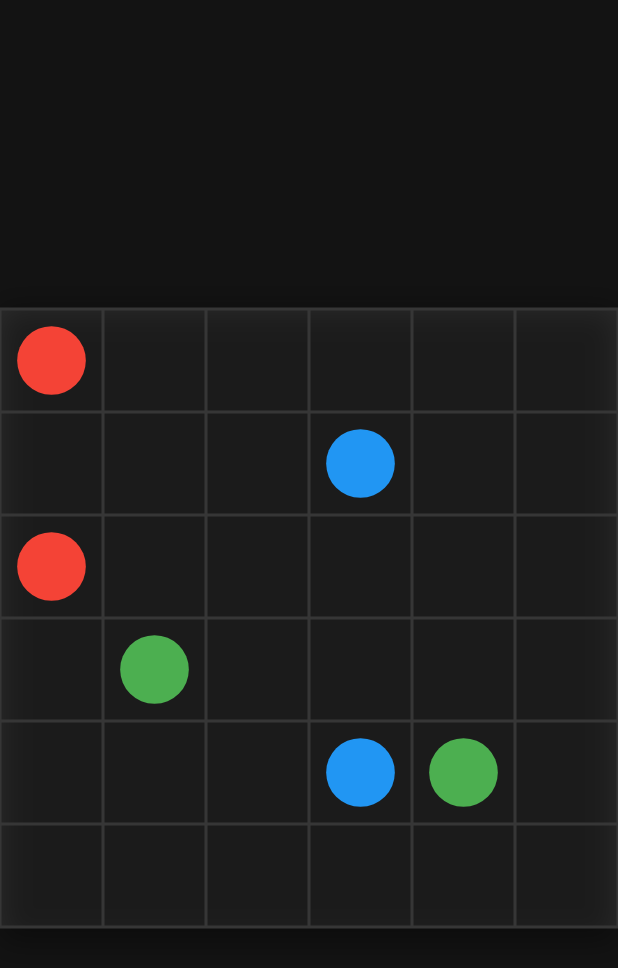
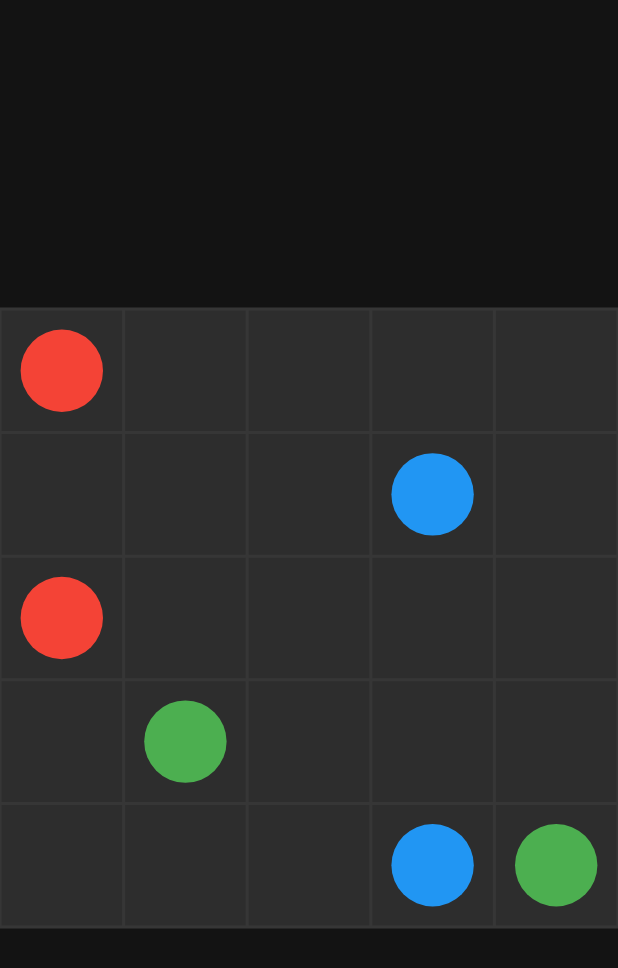
Before and after one commit to developeresat33/bilsem_up_game, a Flutter app: the GameScreen screen opened directly, on a phone screen of 412 x 824 dp. Shown: the top 968 px of the screen. Run offline on Flutter 3.47's test engine with Material 3 defaults, Android fonts, the phone set to English and light mode, and no system bars; drawn by our look-alikes of animated_background; our stand-ins replace get, stop_watch_timer; missing offline and left inert: flame, flame_audio.

Commit message:
28.01.2025

```diff
--- a/lib/pages/dot_connect.dart
+++ b/lib/pages/dot_connect.dart
@@ -1,3 +1,6 @@
+import 'dart:async';
+
+import 'package:animated_background/animated_background.dart';
 import 'package:flame_audio/flame_audio.dart';
 import 'package:flutter/material.dart';
 
@@ -8,7 +11,7 @@ class GameScreen extends StatefulWidget {
   State<GameScreen> createState() => _GameScreenState();
 }
 
-class _GameScreenState extends State<GameScreen> {
+class _GameScreenState extends State<GameScreen> with TickerProviderStateMixin {
   int gridSize = 5; // 5x5 grid
   late List<List<Color?>> gridColors; // 2D Grid Colors
   late List<dynamic> points; // Points from JSON
@@ -17,14 +20,17 @@ class _GameScreenState extends State<GameScreen> {
   Offset? startPoint; // Starting point of the current line
   List<Offset> currentPath = []; // Stores the current drawing path
   Map<Color, List<Offset>> completedPaths = {}; // Stores completed paths
-  // Example JSON Level Data
+
+  late AnimationController _glowAnimationController;
+  late AnimationController _animationController;
+  List<Offset>? animatedPoints; // The two points to animate
 
   @override
   void initState() {
     super.initState();
     levelData = {
       "level": 1,
-      "gridSize": 6,
+      "gridSize": 5,
       "points": [
         {"x": 0, "y": 0, "color": "red"},
         {"x": 2, "y": 0, "color": "red"},
@@ -34,10 +40,24 @@ class _GameScreenState extends State<GameScreen> {
         {"x": 4, "y": 4, "color": "green"}
       ]
     };
+
+    // Initialize Animation Controller
+    _animationController = AnimationController(
+      vsync: this,
+      duration: const Duration(milliseconds: 200),
+    )..addListener(() {
+        setState(() {});
+      });
+
+    _glowAnimationController = AnimationController(
+      vsync: this,
+      duration: const Duration(milliseconds: 1500),
+    )..repeat(reverse: true);
+
     _initializeGameFromJson();
   }
 
-  void _initializeGameFromJson() {
+  void _initializeGameFromJson() async {
     completedPaths = {};
     gridSize = levelData["gridSize"];
     points = levelData["points"];
@@ -48,12 +68,21 @@ class _GameScreenState extends State<GameScreen> {
     gridColors =
         List.generate(gridSize, (_) => List.generate(gridSize, (_) => null));
 
+    animatedPoints = [];
     for (var point in points) {
       int x = point["x"];
       int y = point["y"];
       String colorName = point["color"];
       gridColors[x][y] = _getColorFromName(colorName);
+
+      animatedPoints!.add(Offset(x.toDouble(), y.toDouble()));
     }
+
+    _animationController.forward(from: 0);
+
+    await Future.delayed(const Duration(milliseconds: 300));
+
+    await _animationController.reverse();
 
     setState(() {});
   }
@@ -78,13 +107,11 @@ class _GameScreenState extends State<GameScreen> {
   }
 
   bool _isGameCompleted() {
-    // Tamamlanan yollar tüm noktaları bağlamalı
     for (var point in points) {
       final color = _getColorFromName(point['color']);
       final x = point['x'];
       final y = point['y'];
 
-      // Eğer bu renk için yol yoksa veya bu nokta visited değilse oyun tamamlanmamış
       if (!completedPaths.containsKey(color) ||
           !completedPaths[color]!
               .contains(Offset(x.toDouble(), y.toDouble()))) {
@@ -99,21 +126,19 @@ class _GameScreenState extends State<GameScreen> {
         .clamp(0, gridSize - 1);
     int y = (localPosition.dx ~/ (MediaQuery.of(context).size.width / gridSize))
         .clamp(0, gridSize - 1);
+
     setState(() {
       if (gridColors[x][y] != null) {
         final color = gridColors[x][y];
 
-      // Eğer bu renk zaten tamamlanmışsa, mevcut yolu temizle
         if (completedPaths.containsKey(color)) {
-        _resetPathForColor(color!); // Bu renk grubunu temizle
+          _resetPathForColor(color!);
         }
 
         startPoint = Offset(x.toDouble(), y.toDouble());
         currentPath.add(startPoint!);
       }
     });
-    // Eğer bir nokta başlangıç noktasıysa, işlemi başlat
-
   }
 
   void _handleTouchUpdate(Offset localPosition) {
@@ -126,82 +151,101 @@ void _handleTouchUpdate(Offset localPosition) {
 
     Offset newPoint = Offset(x.toDouble(), y.toDouble());
 
-  // Eğer yeni nokta zaten ziyaret edilmişse veya başka bir renk noktasına temas ediyorsa
     if (visited[x][y] ||
         (gridColors[x][y] != null &&
             gridColors[x][y] !=
                 gridColors[startPoint!.dx.toInt()][startPoint!.dy.toInt()])) {
-    return; // Geçerli bir hareket değil, ekleme yapma
+      return;
     }
 
-  // Eğer geri dönme durumu varsa
-  if (currentPath.length > 1 && newPoint == currentPath[currentPath.length - 2]) {
-    currentPath.removeLast(); // Son eklenen noktayı sil
+    if (currentPath.length > 1 &&
+        newPoint == currentPath[currentPath.length - 2]) {
+      currentPath.removeLast();
       setState(() {});
       return;
     }
 
-  // Sadece yukarı, aşağı, sağ, sol hareketlere izin ver
     if ((newPoint.dx == currentPath.last.dx &&
             (newPoint.dy - currentPath.last.dy).abs() == 1) ||
         (newPoint.dy == currentPath.last.dy &&
             (newPoint.dx - currentPath.last.dx).abs() == 1)) {
       if (!currentPath.contains(newPoint)) {
-      currentPath.add(newPoint); // Yeni noktayı ekle
+        currentPath.add(newPoint);
         setState(() {});
       }
     }
   }
 
-
   void _handleTouchEnd() async {
     if (startPoint != null && currentPath.isNotEmpty) {
       Offset lastPoint = currentPath.last;
 
-      // Renk eşleşmesi kontrolü
       if (gridColors[lastPoint.dx.toInt()][lastPoint.dy.toInt()] ==
           gridColors[startPoint!.dx.toInt()][startPoint!.dy.toInt()]) {
         final color =
             gridColors[startPoint!.dx.toInt()][startPoint!.dy.toInt()]!;
         completedPaths[color] = List.from(currentPath);
 
-        // Yolu işaretle
         for (var point in currentPath) {
           visited[point.dx.toInt()][point.dy.toInt()] = true;
         }
+
+        animatedPoints = [startPoint!, lastPoint];
+        _animationController.forward(from: 0);
+        await Future.delayed(const Duration(milliseconds: 100));
+        await _animationController.reverse();
+
         await FlameAudio.play('sound/connect.mp3', volume: 0.8);
       }
     }
 
-    // Sıfırla
     startPoint = null;
     currentPath.clear();
     setState(() {});
   }
 
-  /// Belirli bir renk grubunun yolunu temizler
   void _resetPathForColor(Color color) {
     if (!completedPaths.containsKey(color)) return;
 
-    // Bu renk için tamamlanan yol
     final path = completedPaths[color]!;
     for (var point in path) {
-      visited[point.dx.toInt()][point.dy.toInt()] =
-          false; // İşaretlemeyi kaldır
+      visited[point.dx.toInt()][point.dy.toInt()] = false;
     }
 
-    completedPaths.remove(color); // Tamamlanan yolu sil
+    completedPaths.remove(color);
     setState(() {});
+  }
+
+  @override
+  void dispose() {
+    _animationController.dispose();
+    _glowAnimationController.dispose();
+    super.dispose();
   }
 
   @override
   Widget build(BuildContext context) {
     double gridSizePx = MediaQuery.of(context).size.width / gridSize;
-
+    final glowOpacity =
+        Tween<double>(begin: 0.5, end: 1.0).animate(_glowAnimationController);
     return SafeArea(
         child: Scaffold(
-        backgroundColor: Color.fromARGB(255, 19, 19, 19),
-        body: Stack(
+      backgroundColor: const Color.fromARGB(255, 19, 19, 19),
+      body: AnimatedBackground(
+        vsync: this,
+        behaviour: RandomParticleBehaviour(
+            options: ParticleOptions(
+                image: Image.asset(
+                  'assets/img/space.png',
+                ),
+                particleCount: 30,
+                spawnOpacity: 0.1,
+                spawnMaxSpeed: 50,
+                spawnMaxRadius: 20,
+                spawnMinSpeed: 15,
+                baseColor: Colors.white),
+            paint: Paint()),
+        child: Stack(
           children: [
             Column(
               mainAxisAlignment: MainAxisAlignment.center,
@@ -225,19 +269,21 @@ void _handleTouchUpdate(Offset localPosition) {
                         completedPaths: completedPaths,
                         currentPath: currentPath,
                         gridSizePx: gridSizePx,
-                    ),
+                        animatedPoints: animatedPoints,
+                        scale: _animationController.value,
+                        glowOpacity: glowOpacity),
                   ),
                 ),
               ],
             ),
-            if (_isGameCompleted()) // Oyun tamamlandıysa düğmeyi göster
+            if (_isGameCompleted())
               Align(
                 alignment: Alignment.bottomCenter,
                 child: ElevatedButton(
                   onPressed: () {
                     setState(() {
                       _initializeGameFromJson();
-                      completedPaths.clear(); // Tüm tamamlanan yolları sıfırla
+                      completedPaths.clear();
                     });
                   },
                   child: const Text("Yeni Oyun"),
@@ -246,7 +292,7 @@ void _handleTouchUpdate(Offset localPosition) {
           ],
         ),
       ),
-    );
+    ));
   }
 }
 
@@ -256,6 +302,9 @@ class GridPainter extends CustomPainter {
   final Map<Color, List<Offset>> completedPaths;
   final List<Offset> currentPath;
   final double gridSizePx;
+  final List<Offset>? animatedPoints;
+  final double scale;
+  final Animation<double> glowOpacity;
 
   GridPainter({
     required this.gridSize,
@@ -263,28 +312,19 @@ class GridPainter extends CustomPainter {
     required this.completedPaths,
     required this.currentPath,
     required this.gridSizePx,
+    required this.animatedPoints,
+    required this.scale,
+    required this.glowOpacity,
   });
 
   @override
   void paint(Canvas canvas, Size size) {
-    // Grid arka planını doldur
     final backgroundPaint = Paint()
-      ..color = const Color.fromARGB(255, 45, 45, 45) // Hafif gri
+      ..color = const Color.fromARGB(255, 45, 45, 45)
       ..style = PaintingStyle.fill;
     canvas.drawRect(
         Rect.fromLTWH(0, 0, size.width, size.height), backgroundPaint);
 
-    // Gölge efekti ekle
-    final shadowPaint = Paint()
-      ..color = const Color.fromARGB(100, 0, 0, 0) // Yarı saydam siyah
-      ..maskFilter =
-          const MaskFilter.blur(BlurStyle.normal, 10); // Blur gölgesi
-    canvas.drawRect(
-      Rect.fromLTWH(0, 0, size.width, size.height + 10), // Hafif alttan taşır
-      shadowPaint,
-    );
-
-    // Grid çizimi
     final gridPaint = Paint()
       ..style = PaintingStyle.stroke
       ..strokeWidth = 2
@@ -297,34 +337,39 @@ class GridPainter extends CustomPainter {
       canvas.drawLine(Offset(0, offset), Offset(size.width, offset), gridPaint);
     }
 
-    // Noktaları çiz
     for (int i = 0; i < gridSize; i++) {
       for (int j = 0; j < gridSize; j++) {
         if (gridColors[i][j] != null) {
           final dotPaint = Paint()
             ..color = gridColors[i][j]!
             ..style = PaintingStyle.fill;
+
+          double circleRadius = gridSizePx / 3;
+
+          if (animatedPoints != null &&
+              animatedPoints!.contains(Offset(i.toDouble(), j.toDouble()))) {
+            circleRadius *= (1 + 0.2 * scale); // Animate scale
+          }
+
           canvas.drawCircle(
             Offset(j * gridSizePx + gridSizePx / 2,
                 i * gridSizePx + gridSizePx / 2),
-            gridSizePx / 3,
+            circleRadius,
             dotPaint,
           );
         }
       }
     }
 
-    // Tamamlanan yolları çiz (yumuşak dönüşler)
     completedPaths.forEach((color, path) {
       final pathPaint = Paint()
-        ..color = color
         ..style = PaintingStyle.stroke
-        ..strokeWidth = 8;
+        ..strokeWidth = 10
+        ..shader = _createGlowShader(color, path, gridSizePx);
 
       _drawSmoothPath(canvas, path, pathPaint);
     });
 
-    // Aktif yolu çiz (yumuşak dönüşler)
     if (currentPath.isNotEmpty) {
       final activePathPaint = Paint()
         ..color = gridColors[currentPath.first.dx.toInt()]
@@ -336,7 +381,29 @@ class GridPainter extends CustomPainter {
     }
   }
 
-  /// Yumuşak yolları çizmek için quadratic Bezier kullan
+  Shader _createGlowShader(Color color, List<Offset> path, double gridSizePx) {
+    final startPoint = path.first;
+    final endPoint = path.last;
+
+    final glowOpacityValue = glowOpacity.value;
+
+    final gradientColors = [
+      color.withOpacity(glowOpacityValue * 0.5),
+      color.withOpacity(glowOpacityValue),
+      color.withOpacity(glowOpacityValue * 0.5),
+    ];
+
+    return LinearGradient(
+      colors: gradientColors,
+      begin: Alignment.topLeft,
+      end: Alignment.bottomRight,
+      stops: [0.0, 0.5, 1.0],
+    ).createShader(Rect.fromPoints(
+      Offset(startPoint.dy * gridSizePx, startPoint.dx * gridSizePx),
+      Offset(endPoint.dy * gridSizePx, endPoint.dx * gridSizePx),
+    ));
+  }
+
   void _drawSmoothPath(Canvas canvas, List<Offset> path, Paint paint) {
     if (path.length < 2) return;
 
@@ -350,7 +417,6 @@ class GridPainter extends CustomPainter {
       final current = path[i];
       final next = path[i + 1];
 
-      // Calculate the mid-point for smooth transitions
       final midX = (current.dy + next.dy) / 2;
       final midY = (current.dx + next.dx) / 2;
 
@@ -362,7 +428,6 @@ class GridPainter extends CustomPainter {
       );
     }
 
-    // Son noktayı çiz
     final lastPoint = path.last;
     pathToDraw.lineTo(
       lastPoint.dy * gridSizePx + gridSizePx / 2,
```
Also changed, not shown: assets/img/space.png (added). Lines whose indentation alone changed are shown as unchanged.
